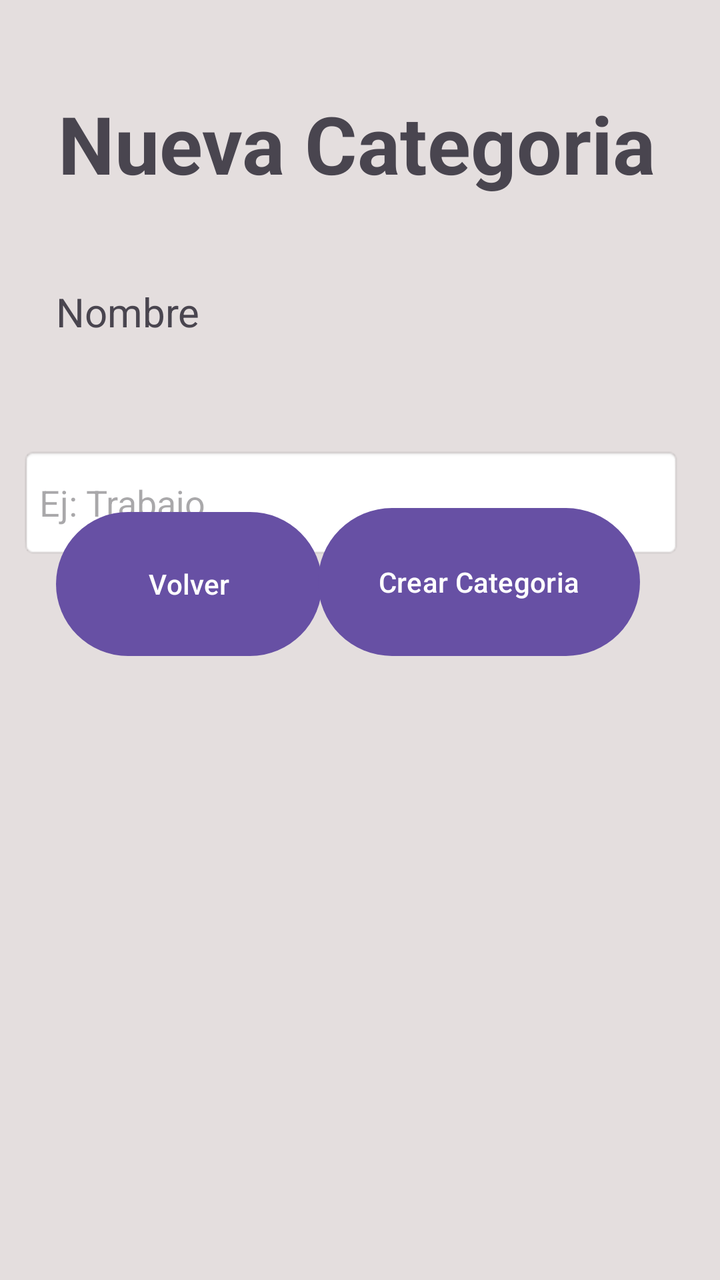
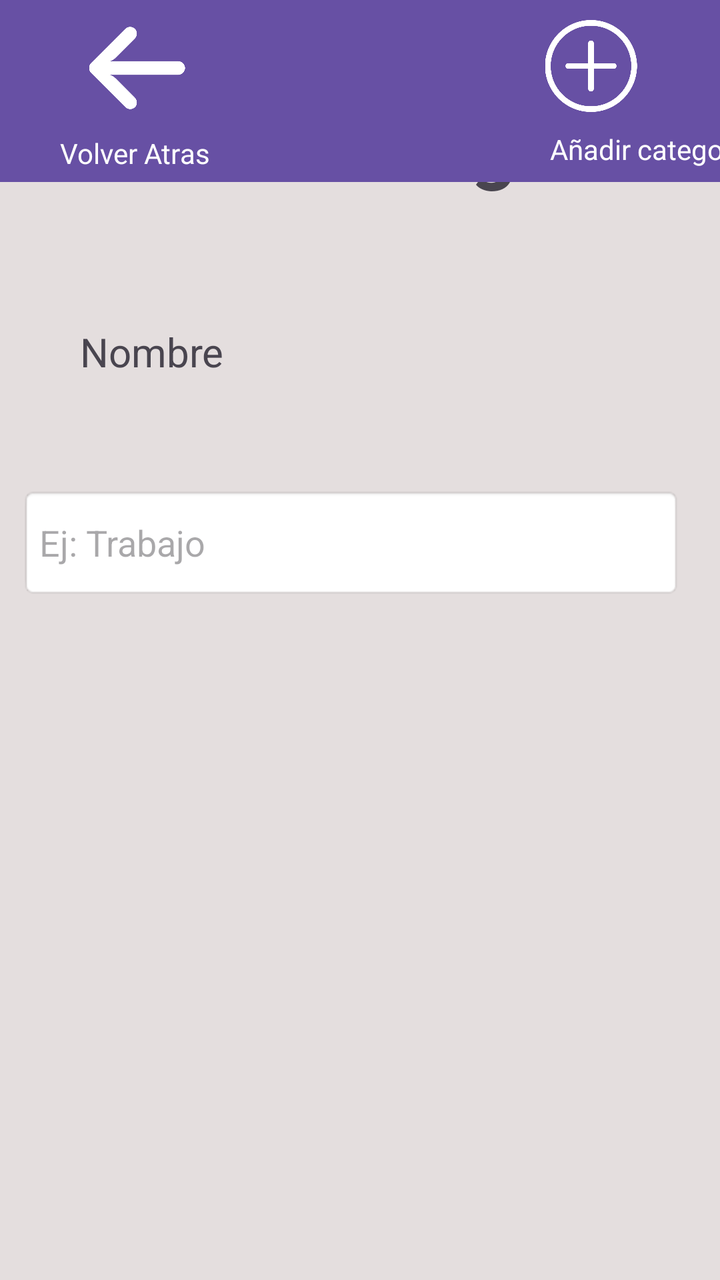

Two renders of the same Android screen: before a commit and after it. Below are the layout's source before the change and the commit's diff.
<!-- AndroidManifest.xml: application theme Theme.Ejercicio_Base_de_datos -->
<!-- res/layout/activity_nueva_categoria.xml -->
<?xml version="1.0" encoding="utf-8"?>
<androidx.constraintlayout.widget.ConstraintLayout xmlns:android="http://schemas.android.com/apk/res/android"
    xmlns:app="http://schemas.android.com/apk/res-auto"
    xmlns:tools="http://schemas.android.com/tools"
    android:id="@+id/main"
    android:layout_width="match_parent"
    android:layout_height="match_parent"
    android:background="#E4DEDE"
    tools:context=".Nueva_categoria">

    <TextView
        android:id="@+id/textView20"
        android:layout_width="wrap_content"
        android:layout_height="wrap_content"
        android:layout_marginStart="29dp"
        android:layout_marginTop="45dp"
        android:text="Nueva Categoria"
        android:textIsSelectable="false"
        android:textSize="40sp"
        android:textStyle="bold"
        app:layout_constraintStart_toStartOf="parent"
        app:layout_constraintTop_toTopOf="parent" />

    <TextView
        android:id="@+id/textView21"
        android:layout_width="163dp"
        android:layout_height="49dp"
        android:layout_marginStart="28dp"
        android:layout_marginTop="44dp"
        android:text="Nombre"
        android:textSize="20sp"
        app:layout_constraintStart_toStartOf="parent"
        app:layout_constraintTop_toBottomOf="@+id/textView20" />

    <EditText
        android:id="@+id/Et_Nombre_Categoria"
        android:layout_width="331dp"
        android:layout_height="56dp"
        android:layout_marginTop="32dp"
        android:background="@android:drawable/editbox_background_normal"
        android:ems="10"
        android:hint="Ej: Trabajo"
        android:inputType="text"
        app:layout_constraintEnd_toEndOf="parent"
        app:layout_constraintHorizontal_bias="0.35"
        app:layout_constraintStart_toStartOf="parent"
        app:layout_constraintTop_toBottomOf="@+id/textView21" />

    <Button
        android:id="@+id/bt_volver"
        android:layout_width="133dp"
        android:layout_height="80dp"
        android:layout_marginStart="28dp"
        android:layout_marginBottom="308dp"
        android:onClick="volver_atras"
        android:text="Volver"
        app:layout_constraintBottom_toBottomOf="parent"
        app:layout_constraintStart_toStartOf="parent" />

    <Button
        android:id="@+id/Bt_crear"
        android:layout_width="161dp"
        android:layout_height="82dp"
        android:layout_marginEnd="40dp"
        android:layout_marginBottom="308dp"
        android:onClick="crearcat"
        android:text="Crear Categoria"
        app:layout_constraintBottom_toBottomOf="parent"
        app:layout_constraintEnd_toEndOf="parent" />
</androidx.constraintlayout.widget.ConstraintLayout>
<!-- resources referenced by this layout -->
<resources>
  <style name="Theme.Ejercicio_Base_de_datos" parent="Base.Theme.Ejercicio_Base_de_datos" />
  <style name="Base.Theme.Ejercicio_Base_de_datos" parent="Theme.Material3.DayNight.NoActionBar">
          
          
      </style>
</resources>

<!-- the commit's change to res/layout/activity_nueva_categoria.xml (unified diff, before → after) -->
@@ -25,8 +25,8 @@
         android:id="@+id/textView21"
         android:layout_width="163dp"
         android:layout_height="49dp"
-        android:layout_marginStart="28dp"
-        android:layout_marginTop="44dp"
+        android:layout_marginStart="40dp"
+        android:layout_marginTop="64dp"
         android:text="Nombre"
         android:textSize="20sp"
         app:layout_constraintStart_toStartOf="parent"
@@ -46,25 +46,55 @@
         app:layout_constraintStart_toStartOf="parent"
         app:layout_constraintTop_toBottomOf="@+id/textView21" />
 
-    <Button
-        android:id="@+id/bt_volver"
-        android:layout_width="133dp"
-        android:layout_height="80dp"
-        android:layout_marginStart="28dp"
-        android:layout_marginBottom="308dp"
+    <TextView
+        android:id="@+id/textView14"
+        android:layout_width="398dp"
+        android:layout_height="91dp"
+        android:background="#6750A4"
+        tools:layout_editor_absoluteX="-2dp"
+        tools:layout_editor_absoluteY="739dp" />
+
+    <ImageView
+        android:id="@+id/imageView5"
+        android:layout_width="57dp"
+        android:layout_height="48dp"
+        android:layout_marginStart="40dp"
+        android:layout_marginTop="10dp"
         android:onClick="volver_atras"
-        android:text="Volver"
-        app:layout_constraintBottom_toBottomOf="parent"
-        app:layout_constraintStart_toStartOf="parent" />
+        app:layout_constraintStart_toStartOf="parent"
+        app:layout_constraintTop_toTopOf="@+id/textView14"
+        app:srcCompat="@drawable/image__1_" />
 
-    <Button
-        android:id="@+id/Bt_crear"
-        android:layout_width="161dp"
-        android:layout_height="82dp"
+    <ImageView
+        android:id="@+id/imageView9"
+        android:layout_width="49dp"
+        android:layout_height="46dp"
+        android:layout_marginTop="10dp"
         android:layout_marginEnd="40dp"
-        android:layout_marginBottom="308dp"
         android:onClick="crearcat"
-        android:text="Crear Categoria"
-        app:layout_constraintBottom_toBottomOf="parent"
-        app:layout_constraintEnd_toEndOf="parent" />
+        app:layout_constraintEnd_toEndOf="parent"
+        app:layout_constraintTop_toTopOf="@+id/textView14"
+        app:srcCompat="@drawable/image" />
+
+    <TextView
+        android:id="@+id/textView25"
+        android:layout_width="wrap_content"
+        android:layout_height="wrap_content"
+        android:layout_marginStart="30dp"
+        android:layout_marginTop="57dp"
+        android:text="Volver Atras"
+        android:textColor="@color/white"
+        app:layout_constraintStart_toStartOf="parent"
+        app:layout_constraintTop_toTopOf="@+id/imageView5" />
+
+    <TextView
+        android:id="@+id/textView29"
+        android:layout_width="wrap_content"
+        android:layout_height="wrap_content"
+        android:layout_marginStart="170dp"
+        android:layout_marginTop="65dp"
+        android:text="Añadir categoria"
+        android:textColor="@color/white"
+        app:layout_constraintStart_toEndOf="@+id/textView25"
+        app:layout_constraintTop_toTopOf="@+id/textView14" />
 </androidx.constraintlayout.widget.ConstraintLayout>
<!-- resource entries referenced after the edit -->
@@ -1,5 +1,8 @@
 <!-- resources referenced by this layout -->
 <resources>
+  <color name="white">#FFFFFFFF</color>
+  <!-- drawable image: png bitmap (drawable, 30392 bytes) -->
+  <!-- drawable image__1_: png bitmap (drawable, 16957 bytes) -->
   <style name="Theme.Ejercicio_Base_de_datos" parent="Base.Theme.Ejercicio_Base_de_datos" />
   <style name="Base.Theme.Ejercicio_Base_de_datos" parent="Theme.Material3.DayNight.NoActionBar">
           
